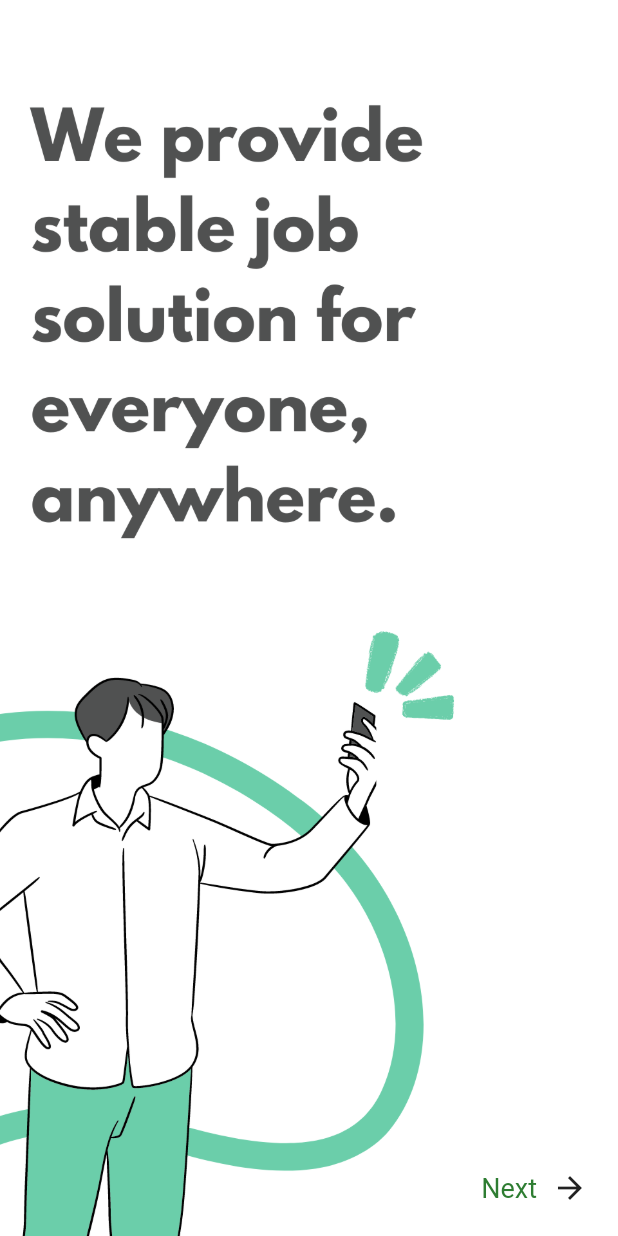
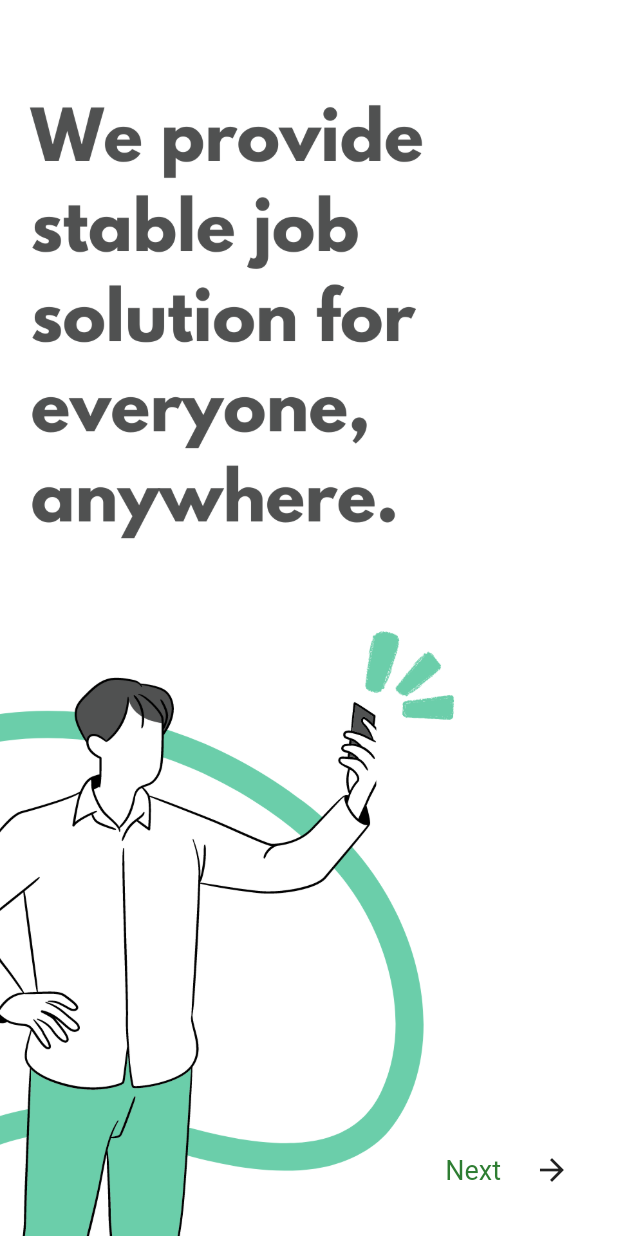
Before and after one commit to Master5551/Job_Scout, a Flutter app: the screen it shows after launch, on a phone screen of 412 x 824 dp. Run offline on Flutter 3.47's test engine with Material 2 defaults, Android fonts, the phone set to English and light mode, and no system bars; our stand-ins replace flutter_signin_button.

Commit message:
home_page

```diff
--- a/lib/Authentication/home_page.dart
+++ b/lib/Authentication/home_page.dart
@@ -33,7 +33,7 @@ class HomePage extends StatelessWidget {
                 ),
                 SizedBox(
                     width: 10), // Add some space between the text and the icon
-                Icon(Icons.arrow_forward),
+                IconButton(onPressed: () {}, icon: Icon(Icons.arrow_forward)),
               ],
             ),
           ),
```
